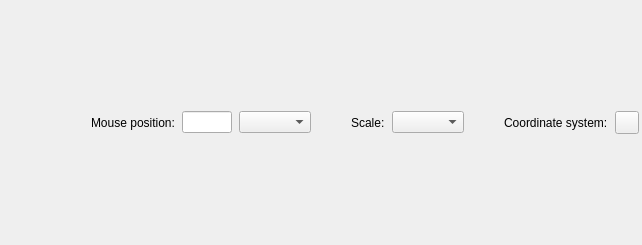
Qt form src/ui/qgsribbonstatuswidget.ui (kadas-albireo/kadas-albireo) before a commit.
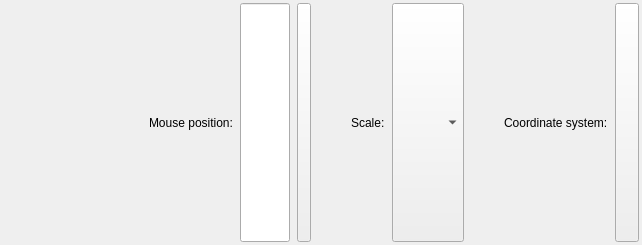
The same form after that commit. Custom widgets are drawn as their Qt base class.

Commit message: Make CRS selection a menu toolbutton, the combobox is impossible to style decently

Diff of the .ui file:
```diff
--- a/src/ui/qgsribbonstatuswidget.ui
+++ b/src/ui/qgsribbonstatuswidget.ui
@@ -48,7 +48,7 @@
      <item>
       <widget class="QLineEdit" name="mCoordinateLineEdit">
        <property name="sizePolicy">
-        <sizepolicy hsizetype="Minimum" vsizetype="Fixed">
+        <sizepolicy hsizetype="Minimum" vsizetype="MinimumExpanding">
          <horstretch>0</horstretch>
          <verstretch>0</verstretch>
         </sizepolicy>
@@ -68,7 +68,23 @@
       </widget>
      </item>
      <item>
-      <widget class="QComboBox" name="mCRSComboBox"/>
+      <widget class="QToolButton" name="mDisplayCRSButton">
+       <property name="sizePolicy">
+        <sizepolicy hsizetype="Fixed" vsizetype="MinimumExpanding">
+         <horstretch>0</horstretch>
+         <verstretch>0</verstretch>
+        </sizepolicy>
+       </property>
+       <property name="text">
+        <string/>
+       </property>
+       <property name="popupMode">
+        <enum>QToolButton::InstantPopup</enum>
+       </property>
+       <property name="toolButtonStyle">
+        <enum>Qt::ToolButtonTextOnly</enum>
+       </property>
+      </widget>
      </item>
     </layout>
    </item>
@@ -85,7 +101,14 @@
       </widget>
      </item>
      <item>
-      <widget class="QgsScaleComboBox" name="mScaleComboBox"/>
+      <widget class="QgsScaleComboBox" name="mScaleComboBox">
+       <property name="sizePolicy">
+        <sizepolicy hsizetype="Preferred" vsizetype="MinimumExpanding">
+         <horstretch>0</horstretch>
+         <verstretch>0</verstretch>
+        </sizepolicy>
+       </property>
+      </widget>
      </item>
     </layout>
    </item>
@@ -103,6 +126,12 @@
      </item>
      <item>
       <widget class="QgsCrsSelection" name="mCRSSelectionButton">
+       <property name="sizePolicy">
+        <sizepolicy hsizetype="Fixed" vsizetype="MinimumExpanding">
+         <horstretch>0</horstretch>
+         <verstretch>0</verstretch>
+        </sizepolicy>
+       </property>
        <property name="text">
         <string/>
        </property>
```
Left out of the diff: 11 changed lines with no effect on the pictures. The commit also changes 3 other files.
